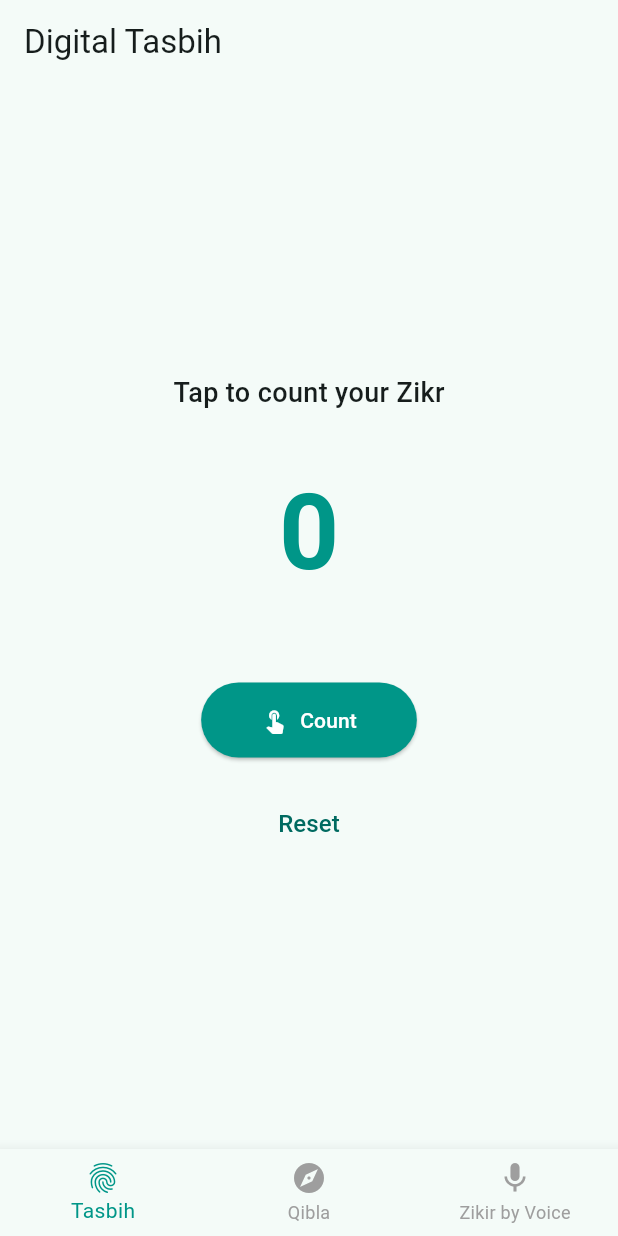
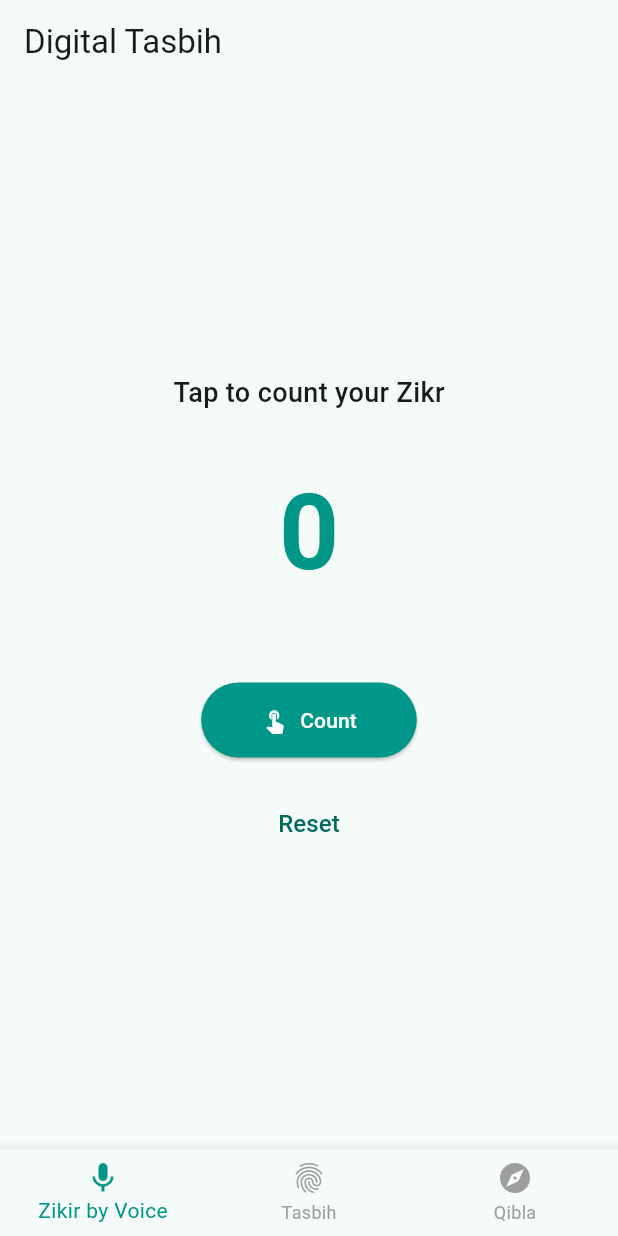
Before and after one commit to Muhmdzahran/flutter-app, a Flutter app: the screen it shows after launch, on a phone screen of 412 x 824 dp. Run offline on Flutter 3.47's test engine with Material 3 defaults, Android fonts, the phone set to English and light mode, and no system bars; our stand-ins replace flutter_compass, flutter_local_notifications, geolocator, speech_to_text, timezone, vibration.

Commit message:
Update features

```diff
--- a/lib/main.dart
+++ b/lib/main.dart
@@ -55,14 +55,15 @@ class _HomeNavigationState extends State<HomeNavigation> {
         onTap: (index) => setState(() => _selectedIndex = index),
         items: const [
           BottomNavigationBarItem(
+            icon: Icon(Icons.mic),
+            label: 'Zikir by Voice',
+          ),
+          BottomNavigationBarItem(
             icon: Icon(Icons.fingerprint),
             label: 'Tasbih',
           ),
           BottomNavigationBarItem(icon: Icon(Icons.explore), label: 'Qibla'),
-          BottomNavigationBarItem(
-            icon: Icon(Icons.mic),
-            label: 'Zikir by Voice',
-          ),
+
         ],
       ),
     );
```
